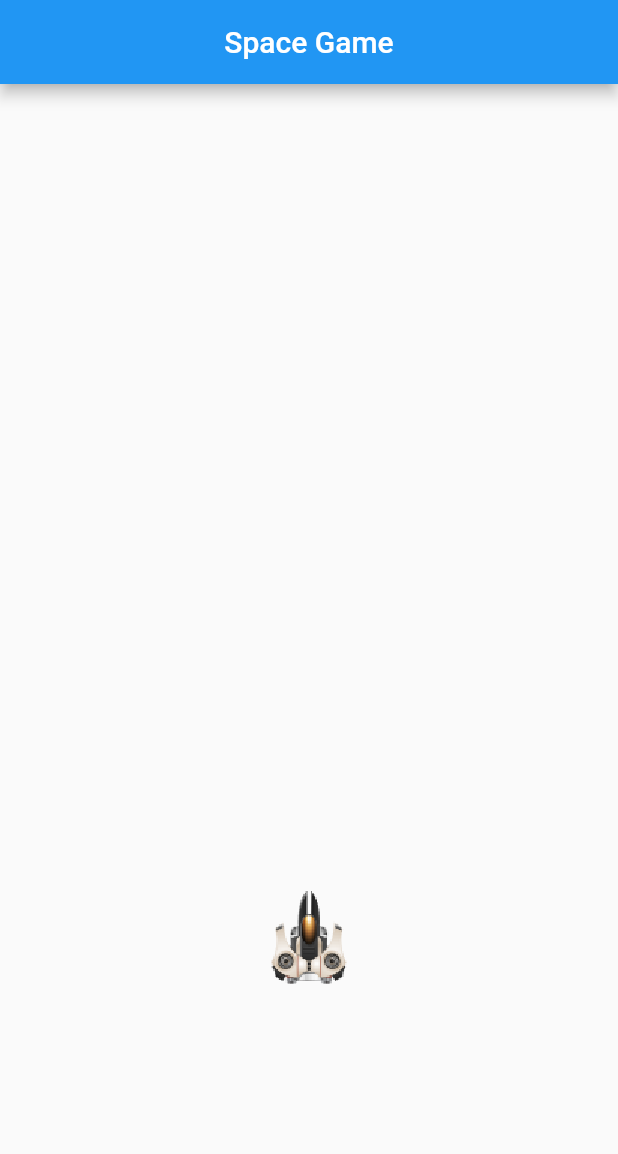
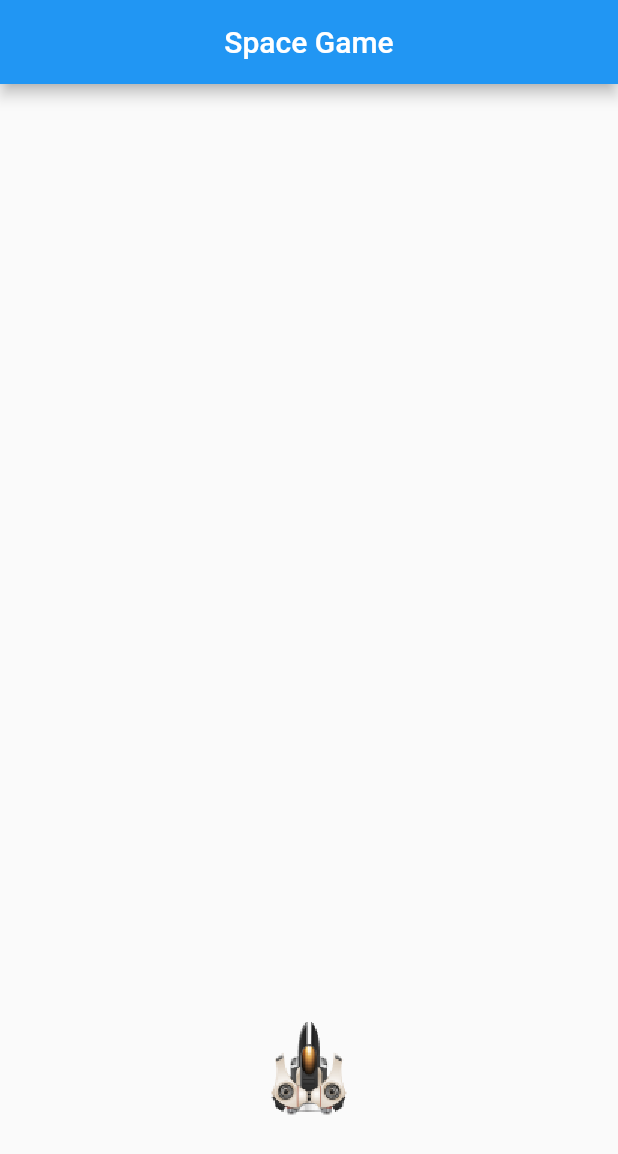
Before and after one commit to JuszJo/Flutter-App, a Flutter app: the screen it shows after launch, on a phone screen of 412 x 824 dp. Shown: the top 1154 px of the screen. Run offline on Flutter 3.47's test engine with Material 2 defaults, Android fonts, the phone set to English and light mode, and no system bars.

Commit message:
use layout builder

```diff
--- a/lib/classes/ship.dart
+++ b/lib/classes/ship.dart
@@ -5,18 +5,22 @@ import 'package:flutter/material.dart';
 class Spaceship {
   int width = 50;
   int height = 63;
-  double x = WidgetsBinding.instance.platformDispatcher.views.first.physicalSize.width / WidgetsBinding.instance.platformDispatcher.views.first.devicePixelRatio;
-  double y = WidgetsBinding.instance.platformDispatcher.views.first.physicalSize.height / WidgetsBinding.instance.platformDispatcher.views.first.devicePixelRatio;
+  double x = 0;
+  double y = 0;
 
   int speed = 2;
 
   bool left = false;
   bool right = false;
 
-  Spaceship() {
-    x = x / 2 - width / 2;
-    y = 600 - height.toDouble();
-  }
+  // Spaceship() {
+    // x = x / 2 - width / 2;
+    // y = 600 - height.toDouble();
+  // }
+  // Spaceship() {
+  //   x = x / 2 - width / 2;
+  //   y = 600 - height.toDouble();
+  // }
 
   void feedDx(double dx) {
     x += dx;
@@ -56,8 +60,6 @@ class MySpaceShip extends StatelessWidget {
   final Spaceship ship;
   final AsyncSnapshot<ui.Image> snapshot;
   final BuildContext context;
-
-  // ship.x = 10;
 
   @override
   Widget build(BuildContext context) {
--- a/lib/main.dart
+++ b/lib/main.dart
@@ -9,13 +9,28 @@ import 'utils/utils.dart';
 void main() {
   runApp(
     const MaterialApp(
-      home: GameCanvas(),
+      home: SpaceShooters(),
     )
   );
 }
 
+class SpaceShooters extends StatelessWidget {
+  const SpaceShooters({super.key});
+
+  @override
+  Widget build(BuildContext context) {
+    return LayoutBuilder(
+      builder: (BuildContext context, BoxConstraints constraints) {
+        return GameCanvas(constraints: constraints);
+      }
+    );
+  }
+}
+
 class GameCanvas extends StatefulWidget {
-  const GameCanvas({super.key});
+  const GameCanvas({required this.constraints, super.key});
+
+  final BoxConstraints constraints;
 
   @override
   State<GameCanvas> createState() => _GameCanvasState();
@@ -31,6 +46,9 @@ class _GameCanvasState extends State<GameCanvas> with SingleTickerProviderStateM
   @override
   void initState() {
     super.initState();
+
+    ship.x = (widget.constraints.maxWidth / 2) - (ship.width / 2);
+    ship.y = widget.constraints.maxHeight - 200;
 
     image = loadUiImage('assets/spaceship.png');
 
```
